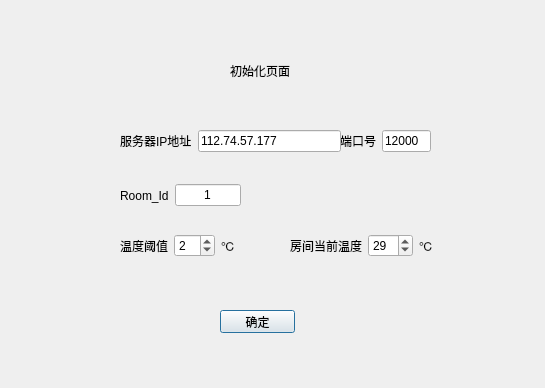
Old version of the form GuestClient/initialpage.ui in the repository starsload/46572020.
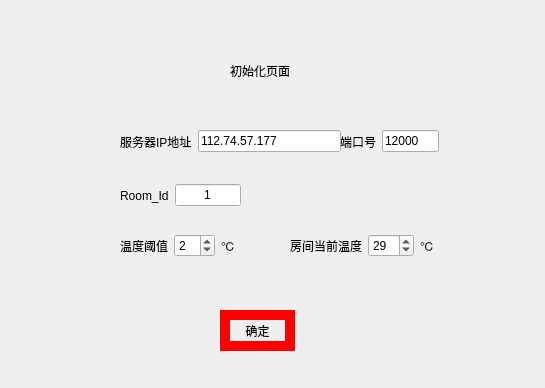
New version of the form. Icons and pictures are not drawn.

Diff of the .ui file:
```diff
--- a/GuestClient/initialpage.ui
+++ b/GuestClient/initialpage.ui
@@ -13,12 +13,15 @@
   <property name="windowTitle">
    <string>Dialog</string>
   </property>
+  <property name="styleSheet">
+   <string notr="true">border-image: url(:/back.jpg);</string>
+  </property>
   <widget class="QLabel" name="label">
    <property name="geometry">
     <rect>
      <x>230</x>
      <y>60</y>
-     <width>71</width>
+     <width>81</width>
      <height>21</height>
     </rect>
    </property>
@@ -32,9 +35,15 @@
      <x>220</x>
      <y>310</y>
      <width>75</width>
-     <height>23</height>
+     <height>41</height>
     </rect>
    </property>
+   <property name="styleSheet">
+    <string notr="true">QPushButton 
+{
+	border:10px solid red;
+}</string>
+   </property>
    <property name="text">
     <string>确定</string>
    </property>
@@ -44,7 +53,7 @@
     <rect>
      <x>120</x>
      <y>230</y>
-     <width>121</width>
+     <width>137</width>
      <height>31</height>
     </rect>
    </property>
@@ -80,8 +89,8 @@
     <rect>
      <x>340</x>
      <y>130</y>
-     <width>91</width>
-     <height>22</height>
+     <width>99</width>
+     <height>23</height>
     </rect>
    </property>
    <layout class="QHBoxLayout" name="horizontalLayout_3">
@@ -110,7 +119,7 @@
      <x>120</x>
      <y>130</y>
      <width>221</width>
-     <height>22</height>
+     <height>23</height>
     </rect>
    </property>
    <layout class="QHBoxLayout" name="horizontalLayout_2">
@@ -135,7 +144,7 @@
     <rect>
      <x>290</x>
      <y>230</y>
-     <width>146</width>
+     <width>175</width>
      <height>31</height>
     </rect>
    </property>
```
